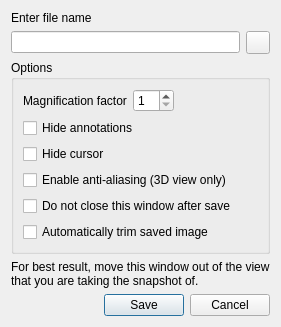
Before: the Qt Designer form freeview/DialogSaveScreenshot.ui in freesurfer/freesurfer, drawn with Qt 5.
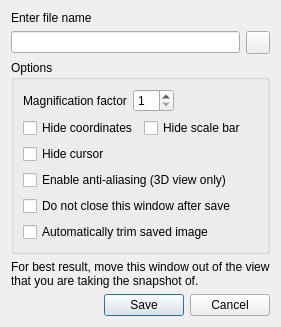
After: the same form once the commit is applied. Icons and pictures are not drawn.

Commit message: Added option to show/hide scale bar when saving screenshot

```diff
--- a/freeview/DialogSaveScreenshot.ui
+++ b/freeview/DialogSaveScreenshot.ui
@@ -7,7 +7,7 @@
     <x>0</x>
     <y>0</y>
     <width>366</width>
-    <height>313</height>
+    <height>324</height>
    </rect>
   </property>
   <property name="windowTitle">
@@ -51,8 +51,22 @@
      <property name="title">
       <string>Options</string>
      </property>
-     <layout class="QVBoxLayout" name="verticalLayout">
-      <item>
+     <layout class="QGridLayout" name="gridLayout">
+      <item row="1" column="0">
+       <widget class="QCheckBox" name="checkBoxHideAnnotation">
+        <property name="text">
+         <string>Hide coordinates</string>
+        </property>
+       </widget>
+      </item>
+      <item row="1" column="1">
+       <widget class="QCheckBox" name="checkBoxHideScaleBar">
+        <property name="text">
+         <string>Hide scale bar</string>
+        </property>
+       </widget>
+      </item>
+      <item row="0" column="0" colspan="2">
        <layout class="QHBoxLayout" name="horizontalLayout">
         <item>
          <widget class="QLabel" name="label_2">
@@ -86,41 +100,34 @@
         </item>
        </layout>
       </item>
-      <item>
-       <widget class="QCheckBox" name="checkBoxHideAnnotation">
-        <property name="text">
-         <string>Hide annotations</string>
-        </property>
-       </widget>
-      </item>
-      <item>
-       <widget class="QCheckBox" name="checkBoxHideCursor">
-        <property name="text">
-         <string>Hide cursor</string>
-        </property>
-       </widget>
-      </item>
-      <item>
+      <item row="3" column="0" colspan="2">
        <widget class="QCheckBox" name="checkBoxAntiAliasing">
         <property name="text">
          <string>Enable anti-aliasing (3D view only)</string>
         </property>
        </widget>
       </item>
-      <item>
+      <item row="4" column="0" colspan="2">
        <widget class="QCheckBox" name="checkBoxKeepWindow">
         <property name="text">
          <string>Do not close this window after save</string>
         </property>
        </widget>
       </item>
-      <item>
+      <item row="5" column="0" colspan="2">
        <widget class="QCheckBox" name="checkBoxAutoTrim">
         <property name="text">
          <string>Automatically trim saved image</string>
         </property>
        </widget>
       </item>
+      <item row="2" column="0">
+       <widget class="QCheckBox" name="checkBoxHideCursor">
+        <property name="text">
+         <string>Hide cursor</string>
+        </property>
+       </widget>
+      </item>
      </layout>
     </widget>
    </item>
```
The commit also changes 6 other files.
